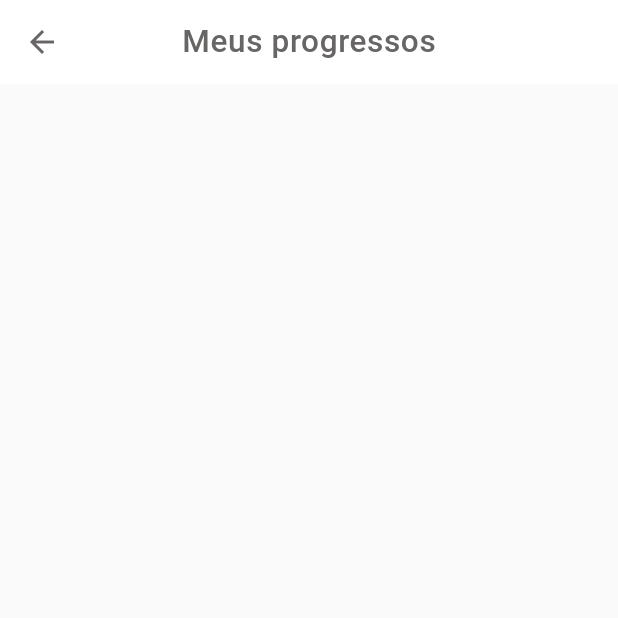
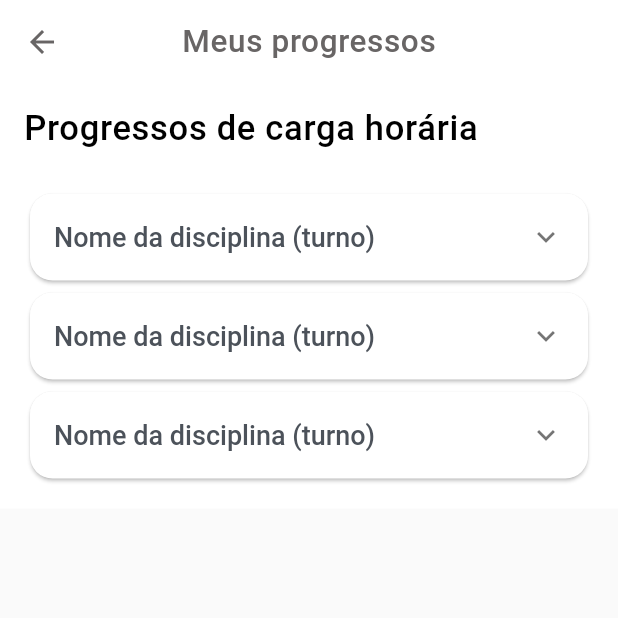
Before and after one commit to Chaicoo/carga-horaria-ifma-app, a Flutter app: the MyProgressScreen screen opened directly, on a phone screen of 412 x 824 dp, the top half of it. Run offline on Flutter 3.47's test engine with Material 2 defaults, Android fonts, the phone set to English and light mode, and no system bars; Roboto replaces fonts that are missing (Poppins).

Commit message:
chore: add card expanding component

```diff
--- /dev/null
+++ b/lib/components/expanding_card.dart
@@ -0,0 +1,127 @@
+import 'package:flutter/material.dart';
+
+class ExpandingCard extends StatefulWidget {
+  final String title;
+  final String row1Value;
+  final String row2Value;
+  final String row3Value;
+
+  const ExpandingCard({
+    Key? key,
+    required this.title,
+    required this.row1Value,
+    required this.row2Value,
+    required this.row3Value,
+  }) : super(key: key);
+
+  @override
+  _ExpandingCardState createState() => _ExpandingCardState();
+}
+
+class _ExpandingCardState extends State<ExpandingCard> {
+  bool _isExpanded = false;
+
+  @override
+  Widget build(BuildContext context) {
+    return Card(
+      shape: RoundedRectangleBorder(
+        borderRadius: BorderRadius.circular(15.0),
+      ),
+      child: ExpansionTile(
+        title: SizedBox(
+          child: Text(
+            widget.title,
+            style: const TextStyle(
+              color: Color(0xFF4C525A),
+              fontSize: 18,
+              fontFamily: 'Poppins',
+              fontWeight: FontWeight.w500,
+              height: 0,
+            ),
+          ),
+        ),
+        children: [
+          Padding(
+            padding: const EdgeInsets.all(18.0),
+            child: Table(
+              columnWidths: const {
+                0: FlexColumnWidth(2),
+                1: FlexColumnWidth(3),
+              },
+              children: [
+                _buildTableRow('C.H.', widget.row1Value),
+                _buildDivider(),
+                _buildTableRow('C.H. Cumprida', widget.row2Value),
+                _buildDivider(),
+                _buildTableRow('Progresso', widget.row3Value),
+              ],
+            ),
+          ),
+        ],
+        onExpansionChanged: (value) {
+          setState(() {
+            _isExpanded = value;
+          });
+        },
+      ),
+    );
+  }
+
+  TableRow _buildTableRow(String header, String value) {
+    return TableRow(
+      children: [
+        TableCell(
+          child: Padding(
+            padding: const EdgeInsets.symmetric(vertical: 8.0),
+            child: Align(
+              alignment: Alignment.centerLeft,
+              child: Text(
+                header,
+                style: const TextStyle(
+                  color: Color(0xFF4C525A),
+                  fontSize: 18,
+                  fontFamily: 'Poppins',
+                  fontWeight: FontWeight.bold,
+                ),
+              ),
+            ),
+          ),
+        ),
+        TableCell(
+          child: Padding(
+            padding: const EdgeInsets.symmetric(vertical: 8.0),
+            child: Align(
+              alignment: Alignment.center,
+              child: Text(
+                value,
+                style: const TextStyle(
+                  color: Color(0xFF758D94),
+                  fontSize: 16,
+                  fontFamily: 'Poppins',
+                  fontWeight: FontWeight.w400,
+                ),
+              ),
+            ),
+          ),
+        ),
+      ],
+    );
+  }
+
+  TableRow _buildDivider() {
+    return const TableRow(
+      children: [
+        TableCell(
+          child: Divider(
+            color: Color(0xFFD8D8D8),
+          ),
+        ),
+        TableCell(
+          child: Divider(
+            color: Color(0xFFD8D8D8),
+          ),
+        ),
+      ],
+    );
+  }
+}
--- a/lib/screens/my_progress.dart
+++ b/lib/screens/my_progress.dart
@@ -1,7 +1,8 @@
 import 'package:flutter/material.dart';
+import '../components/expanding_card.dart';
 
 class MyProgressScreen extends StatelessWidget {
-  final bool useWhiteAppBar; // Adicione essa propriedade
+  final bool useWhiteAppBar;
   const MyProgressScreen({Key? key, this.useWhiteAppBar = false})
       : super(key: key);
 
@@ -37,9 +38,49 @@ class MyProgressScreen extends StatelessWidget {
         elevation: 0.0,
         backgroundColor: useWhiteAppBar ? Colors.white : null,
         iconTheme: const IconThemeData(
-            color: Color(0xFF686565)), // Defina a cor do ícone de voltar
+            color: Color(0xFF686565)),
       ),
-      body: Container(),
+      body: SingleChildScrollView(
+        child: Container(
+          color: Colors.white,
+          padding: const EdgeInsets.all(16.0),
+          child: const Column(
+            crossAxisAlignment: CrossAxisAlignment.start,
+            children: [
+              Text(
+                'Progressos de carga horária',
+                style: TextStyle(
+                  color: Colors.black,
+                  fontSize: 23,
+                  fontFamily: 'Poppins',
+                  fontWeight: FontWeight.w500,
+                  height: 0,
+                  letterSpacing: 0.46,
+                ),
+              ),
+              SizedBox(height: 26),
+              ExpandingCard(
+                title: 'Nome da disciplina (turno)',
+                row1Value: '10',
+                row2Value: '5',
+                row3Value: '50%',
+              ),
+              ExpandingCard(
+                title: 'Nome da disciplina (turno)',
+                row1Value: '15',
+                row2Value: '10',
+                row3Value: '66.7%',
+              ),
+              ExpandingCard(
+                title: 'Nome da disciplina (turno)',
+                row1Value: '20',
+                row2Value: '15',
+                row3Value: '75%',
+              ),
+            ],
+          ),
+        ),
+      ),
     );
   }
 }
--- a/pubspec.yaml
+++ b/pubspec.yaml
@@ -34,6 +34,7 @@ dependencies:
   # The following adds the Cupertino Icons font to your application.
   # Use with the CupertinoIcons class for iOS style icons.
   cupertino_icons: ^1.0.2
+  accordion: ^2.6.0
 
 dev_dependencies:
   flutter_test:
```
Also changed, not shown: pubspec.lock.
